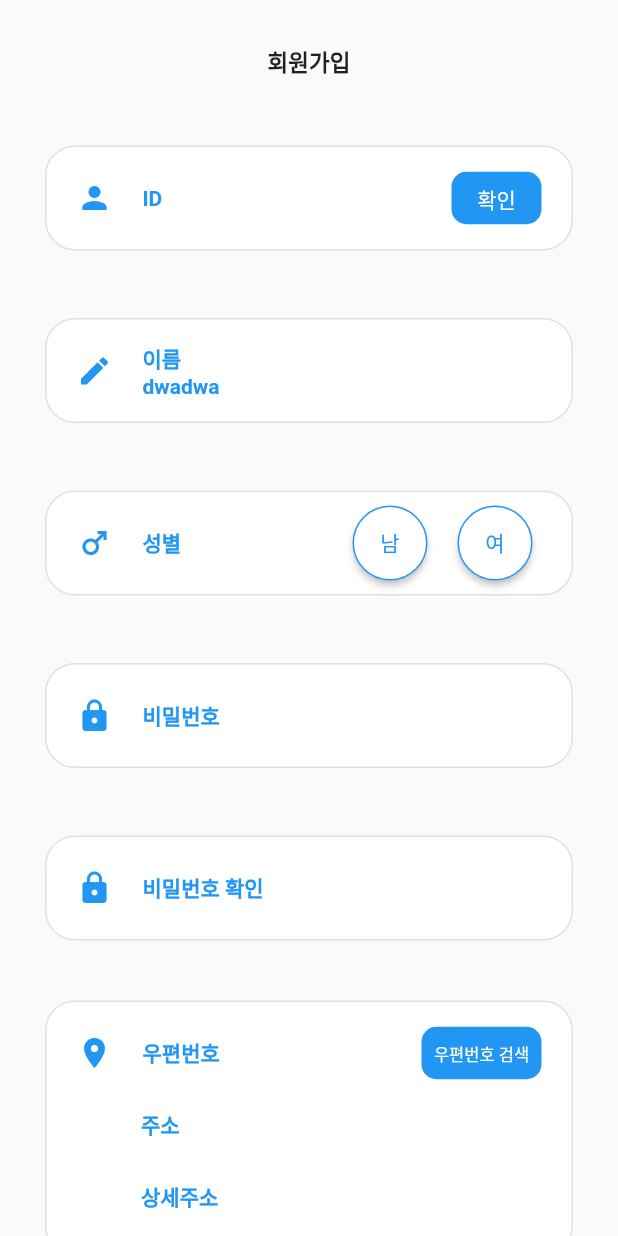
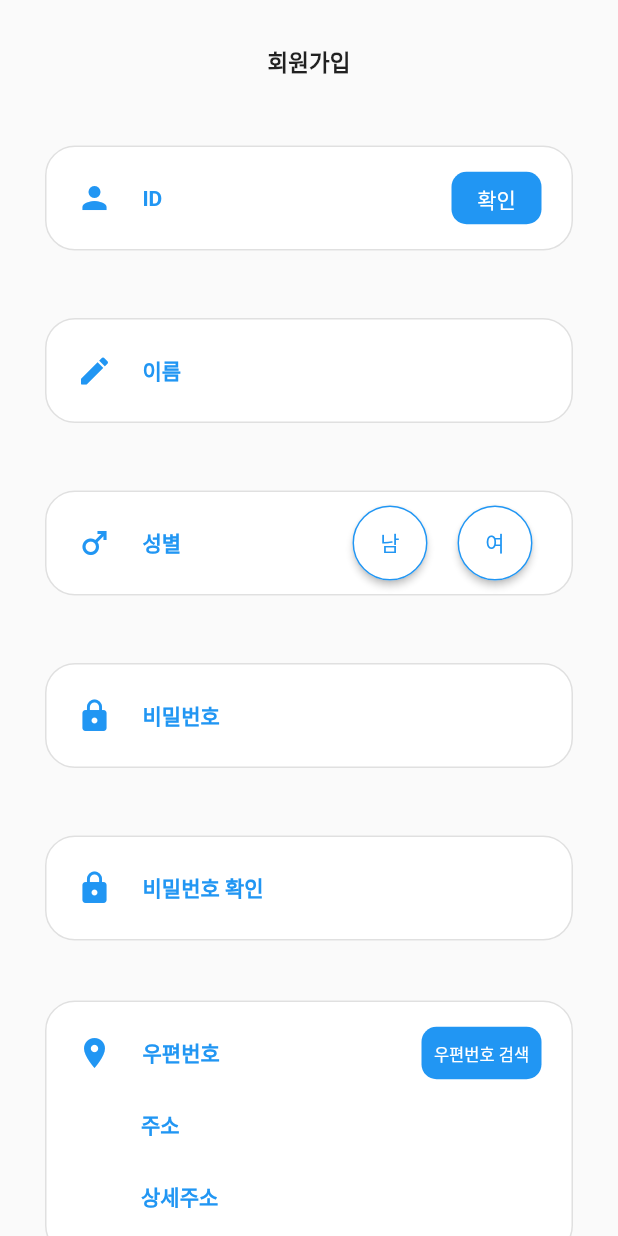
Before and after one commit to hhs0579/Dream, a Flutter app: the JoinPage screen opened directly, on a phone screen of 412 x 824 dp. Run offline on Flutter 3.47's test engine with Material 2 defaults, Android fonts, the phone set to English and light mode, and no system bars; our stand-ins replace extended_image, get, image_picker, logger, pie_chart; missing offline and left inert: kpostal.

Commit message:
Update join_page.dart

```diff
--- a/dreamproject/lib/screens/starts/join_page.dart
+++ b/dreamproject/lib/screens/starts/join_page.dart
@@ -270,7 +270,7 @@ class _JoinPageState extends State<JoinPage> {
                       ),
                       Container(
                         width: 60,
-                        child: Text("이름dwadwa",
+                        child: Text("이름",
                             style: TextStyle(
                               color: Colors.blue,
                               fontWeight: FontWeight.bold,
```
